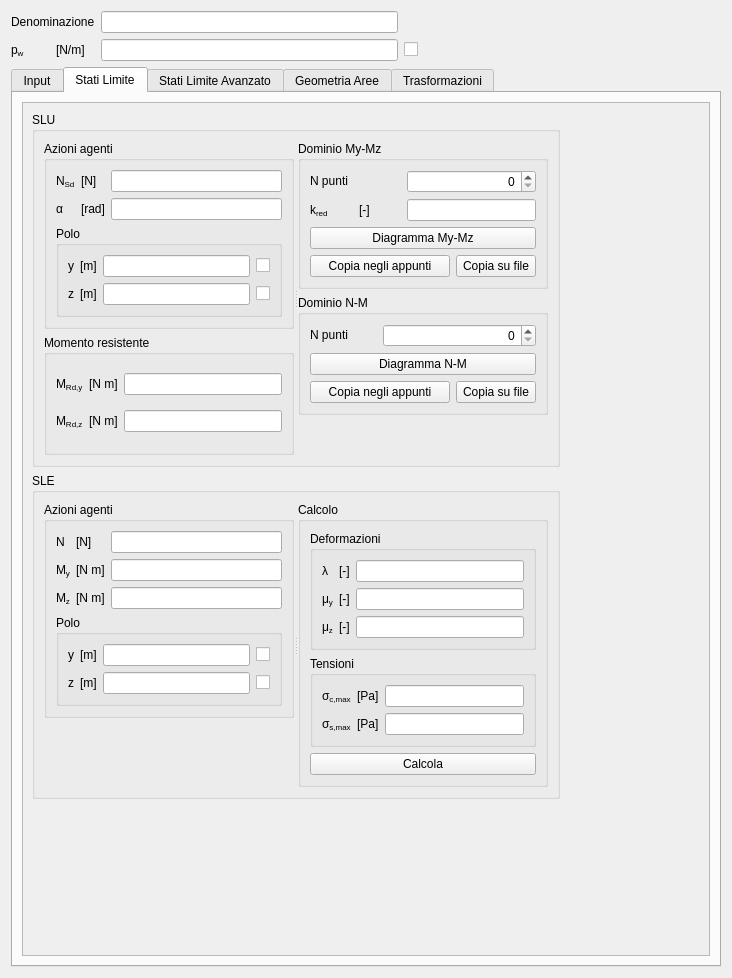
mickele77/qstruct, file libqsectiongui/sectionrcncrgui.ui: the form before one commit.
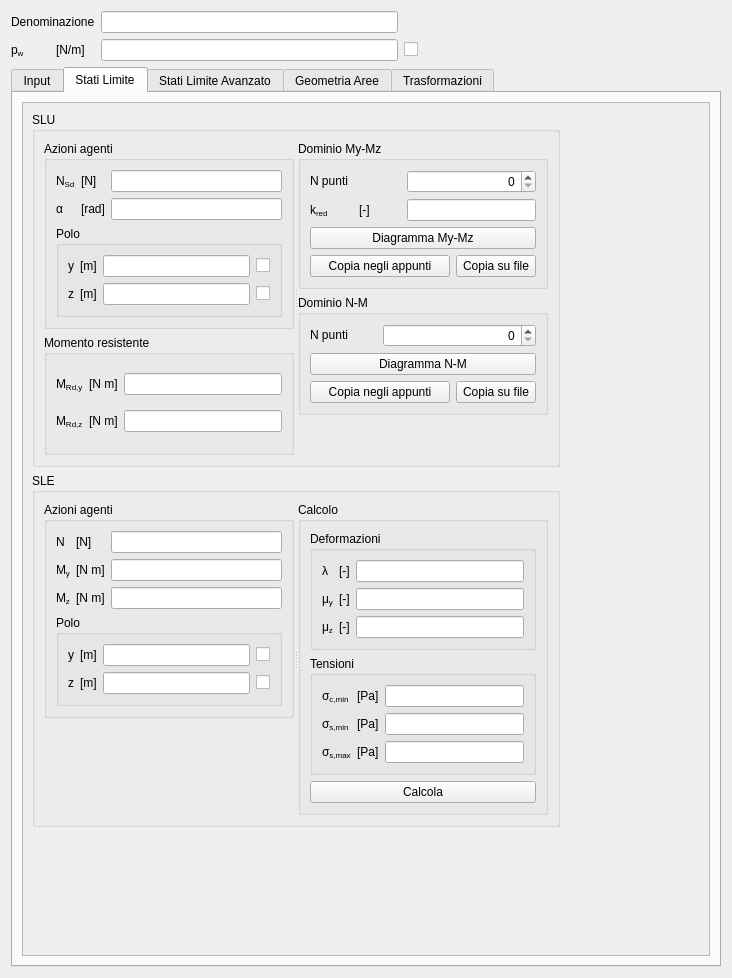
The form after the commit. The open tabs and pages were chosen to show the change. Custom widgets are drawn as their Qt base class.

Patch:
```diff
--- a/libqsectiongui/sectionrcncrgui.ui
+++ b/libqsectiongui/sectionrcncrgui.ui
@@ -1356,7 +1356,7 @@
                 <property name="orientation">
                  <enum>Qt::Horizontal</enum>
                 </property>
-                <widget class="QWidget" name="">
+                <widget class="QWidget" name="layoutWidget">
                  <layout class="QVBoxLayout" name="verticalLayout_8">
                   <item>
                    <widget class="QGroupBox" name="SLSActionsGBox">
@@ -1644,7 +1644,7 @@
                      <item row="0" column="0">
                       <widget class="QLabelRichName" name="fSLSCncrMaxLabel">
                        <property name="text">
-                        <string>σ&lt;span style=&quot; vertical-align:sub;&quot;&gt;c,max&lt;/span&gt;</string>
+                        <string>σ&lt;span style=&quot; vertical-align:sub;&quot;&gt;c,min&lt;/span&gt;</string>
                        </property>
                       </widget>
                      </item>
@@ -1663,7 +1663,7 @@
                      <item row="0" column="2">
                       <widget class="QLineEditValue" name="fSLSCncrMaxLEdit"/>
                      </item>
-                     <item row="1" column="0">
+                     <item row="2" column="0">
                       <widget class="QLabelRichName" name="fSLSSteelCncrMaxLabel">
                        <property name="text">
                         <string>&lt;!DOCTYPE HTML PUBLIC &quot;-//W3C//DTD HTML 4.0//EN&quot; &quot;http://www.w3.org/TR/REC-html40/strict.dtd&quot;&gt;
@@ -1675,7 +1675,7 @@
                        </property>
                       </widget>
                      </item>
-                     <item row="1" column="1">
+                     <item row="2" column="1">
                       <widget class="QLabelUnitMeasure" name="fSLSSteelCncrMaxUMLabel">
                        <property name="text">
                         <string>&lt;!DOCTYPE HTML PUBLIC &quot;-//W3C//DTD HTML 4.0//EN&quot; &quot;http://www.w3.org/TR/REC-html40/strict.dtd&quot;&gt;
@@ -1687,9 +1687,31 @@
                        </property>
                       </widget>
                      </item>
-                     <item row="1" column="2">
+                     <item row="2" column="2">
                       <widget class="QLineEditValue" name="fSLSSteelCncrMaxLEdit"/>
                      </item>
+                     <item row="1" column="0">
+                      <widget class="QLabelRichName" name="fSLSSteelCncrMinLabel">
+                       <property name="text">
+                        <string>σ&lt;span style=&quot; vertical-align:sub;&quot;&gt;s,min&lt;/span&gt;</string>
+                       </property>
+                      </widget>
+                     </item>
+                     <item row="1" column="1">
+                      <widget class="QLabelUnitMeasure" name="fSLSSteelCncrMinUMLabel">
+                       <property name="text">
+                        <string>&lt;!DOCTYPE HTML PUBLIC &quot;-//W3C//DTD HTML 4.0//EN&quot; &quot;http://www.w3.org/TR/REC-html40/strict.dtd&quot;&gt;
+&lt;html&gt;&lt;head&gt;&lt;meta name=&quot;qrichtext&quot; content=&quot;1&quot; /&gt;&lt;/head&gt;
+&lt;body&gt;
+[Pa]
+&lt;/body&gt;
+&lt;/html&gt;</string>
+                       </property>
+                      </widget>
+                     </item>
+                     <item row="1" column="2">
+                      <widget class="QLineEditValue" name="fSLSSteelCncrMinLEdit"/>
+                     </item>
                     </layout>
                    </widget>
                   </item>
```
Left out of the diff: 18 changed lines with no effect on the pictures.
